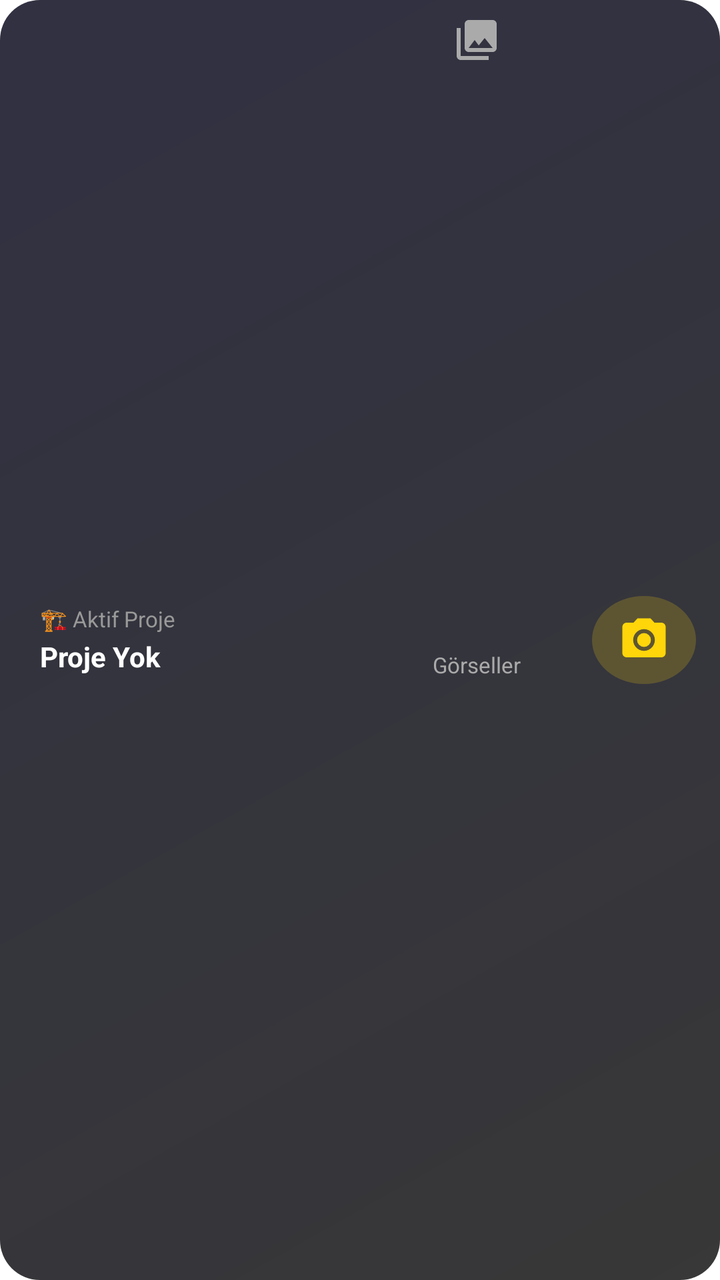
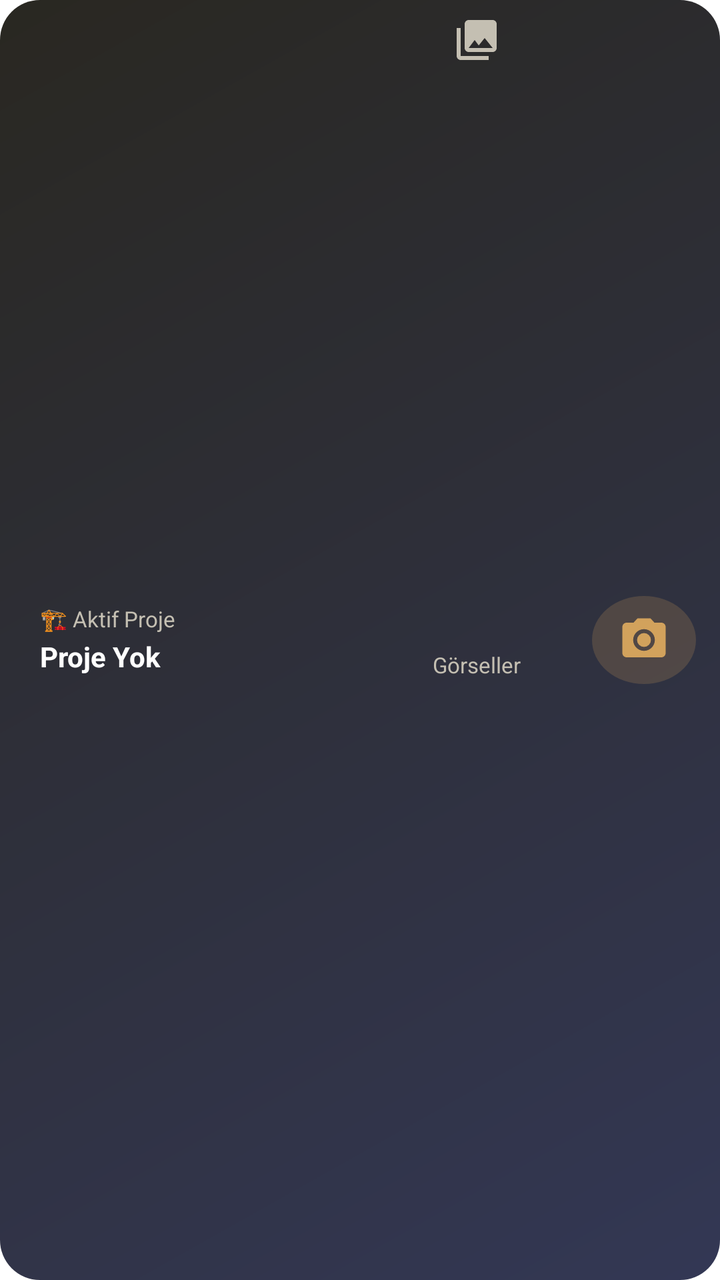

Before-and-after screenshots of an Android layout around one commit, followed by the original layout XML and the change that was made.
<!-- AndroidManifest.xml: application theme Theme.PhotoReport -->
<!-- res/layout/widget_photoreport.xml -->
<?xml version="1.0" encoding="utf-8"?>
<LinearLayout xmlns:android="http://schemas.android.com/apk/res/android"
    xmlns:app="http://schemas.android.com/apk/res-auto"
    android:layout_width="match_parent"
    android:layout_height="match_parent"
    android:orientation="horizontal"
    android:padding="8dp"
    android:gravity="center_vertical"
    android:baselineAligned="false"
    android:background="@drawable/widget_bg">

    
    <LinearLayout
        android:id="@+id/widget_left_area"
        android:layout_width="0dp"
        android:layout_height="match_parent"
        android:layout_weight="1.5"
        android:orientation="vertical"
        android:gravity="center_vertical"
        android:paddingStart="12dp"
        android:paddingEnd="8dp">

        <TextView
            android:layout_width="wrap_content"
            android:layout_height="wrap_content"
            android:text="@string/widget_active_project"
            android:textSize="11sp"
            android:textColor="#999999" />

        <TextView
            android:id="@+id/widget_project_name"
            android:layout_width="wrap_content"
            android:layout_height="wrap_content"
            android:text="@string/widget_no_project"
            android:textSize="14sp"
            android:textStyle="bold"
            android:textColor="#FFFFFF"
            android:maxLines="1"
            android:ellipsize="end"
            android:layout_marginTop="2dp" />
    </LinearLayout>

    
    <TextView
        android:id="@+id/widget_middle_area"
        android:layout_width="0dp"
        android:layout_height="match_parent"
        android:layout_weight="1"
        android:gravity="center"
        android:paddingLeft="4dp"
        android:paddingRight="4dp"
        app:drawableTopCompat="@drawable/ic_widget_gallery"
        android:drawablePadding="1dp"
        android:text="@string/widget_images"
        android:textSize="11sp"
        android:textColor="#AAAAAA" />

    
    <FrameLayout
        android:id="@+id/widget_camera_btn"
        android:layout_width="52dp"
        android:layout_height="44dp"
        android:layout_marginEnd="4dp"
        android:background="@drawable/widget_camera_circle">

        <ImageView
            android:layout_width="26dp"
            android:layout_height="26dp"
            android:layout_gravity="center"
            android:src="@drawable/ic_widget_camera"
            android:contentDescription="@string/widget_camera_desc" />
    </FrameLayout>

</LinearLayout>
<!-- resources referenced by this layout -->
<resources>
  <!-- drawable ic_widget_camera (drawable) -->
  <?xml version="1.0" encoding="utf-8"?>
  <vector xmlns:android="http://schemas.android.com/apk/res/android"
      android:width="24dp"
      android:height="24dp"
      android:viewportWidth="24"
      android:viewportHeight="24">
      <path
          android:fillColor="#FFD60A"
          android:pathData="M12,12m-3.2,0a3.2,3.2 0,1 1,6.4 0a3.2,3.2 0,1 1,-6.4 0"/>
      <path
          android:fillColor="#FFD60A"
          android:pathData="M9,2L7.17,4H4C2.9,4 2,4.9 2,6v12c0,1.1 0.9,2 2,2h16c1.1,0 2,-0.9 2,-2V6c0,-1.1 -0.9,-2 -2,-2h-3.17L15,2H9zM12,17c-2.76,0 -5,-2.24 -5,-5s2.24,-5 5,-5 5,2.24 5,5 -2.24,5 -5,5z"/>
  </vector>
  <!-- drawable ic_widget_gallery (drawable) -->
  <?xml version="1.0" encoding="utf-8"?>
  <vector xmlns:android="http://schemas.android.com/apk/res/android"
      android:width="24dp"
      android:height="24dp"
      android:viewportWidth="24"
      android:viewportHeight="24">
      <path
          android:fillColor="#AAAAAA"
          android:pathData="M22,16V4c0,-1.1 -0.9,-2 -2,-2H8c-1.1,0 -2,0.9 -2,2v12c0,1.1 0.9,2 2,2h12c1.1,0 2,-0.9 2,-2zM11,12l2.03,2.71L16,11l4,5H8l3,-4zM2,6v14c0,1.1 0.9,2 2,2h14v-2H4V6H2z"/>
  </vector>
  <!-- drawable widget_bg (drawable) -->
  <?xml version="1.0" encoding="utf-8"?>
  <shape xmlns:android="http://schemas.android.com/apk/res/android"
      android:shape="rectangle">
      <gradient
          android:startColor="#E6222222"
          android:endColor="#E61A1A2E"
          android:angle="135" />
      <corners android:radius="20dp"/>
  </shape>
  <!-- drawable widget_camera_circle (drawable) -->
  <?xml version="1.0" encoding="utf-8"?>
  <shape xmlns:android="http://schemas.android.com/apk/res/android"
      android:shape="oval">
      <solid android:color="#33FFD60A" />
  </shape>
  <string name="widget_active_project">🏗️ Aktif Proje</string>
  <string name="widget_camera_desc">Kamera</string>
  <string name="widget_images">Görseller</string>
  <string name="widget_no_project">Proje Yok</string>
  <style name="Theme.PhotoReport" parent="Theme.MaterialComponents.DayNight.NoActionBar">
          
          <item name="colorPrimary">@color/primary</item>
          <item name="colorPrimaryVariant">@color/primary_dark</item>
          <item name="colorOnPrimary">@color/white</item>
          
          <item name="colorSecondary">@color/secondary</item>
          <item name="colorOnSecondary">@color/white</item>
          
          <item name="android:statusBarColor">@android:color/transparent</item>
          <item name="android:navigationBarColor">@android:color/transparent</item>
          <item name="android:windowLightStatusBar">true</item>
      </style>
  <color name="primary">#FF2563EB</color>
  <color name="primary_dark">#FF1D4ED8</color>
  <color name="white">#FFFFFFFF</color>
  <color name="secondary">#FF64748B</color>
</resources>

<!-- the commit's change to res/layout/widget_photoreport.xml (unified diff, before → after) -->
@@ -25,7 +25,7 @@
             android:layout_height="wrap_content"
             android:text="@string/widget_active_project"
             android:textSize="11sp"
-            android:textColor="#999999" />
+            android:textColor="#C4BFB2" />
 
         <TextView
             android:id="@+id/widget_project_name"
@@ -53,7 +53,7 @@
         android:drawablePadding="1dp"
         android:text="@string/widget_images"
         android:textSize="11sp"
-        android:textColor="#AAAAAA" />
+        android:textColor="#C4BFB2" />
 
     
     <FrameLayout
<!-- resource entries referenced after the edit -->
@@ -8,10 +8,10 @@
       android:viewportWidth="24"
       android:viewportHeight="24">
       <path
-          android:fillColor="#FFD60A"
+          android:fillColor="#D2A25C"
           android:pathData="M12,12m-3.2,0a3.2,3.2 0,1 1,6.4 0a3.2,3.2 0,1 1,-6.4 0"/>
       <path
-          android:fillColor="#FFD60A"
+          android:fillColor="#D2A25C"
           android:pathData="M9,2L7.17,4H4C2.9,4 2,4.9 2,6v12c0,1.1 0.9,2 2,2h16c1.1,0 2,-0.9 2,-2V6c0,-1.1 -0.9,-2 -2,-2h-3.17L15,2H9zM12,17c-2.76,0 -5,-2.24 -5,-5s2.24,-5 5,-5 5,2.24 5,5 -2.24,5 -5,5z"/>
   </vector>
   <!-- drawable ic_widget_gallery (drawable) -->
@@ -22,7 +22,7 @@
       android:viewportWidth="24"
       android:viewportHeight="24">
       <path
-          android:fillColor="#AAAAAA"
+          android:fillColor="#C4BFB2"
           android:pathData="M22,16V4c0,-1.1 -0.9,-2 -2,-2H8c-1.1,0 -2,0.9 -2,2v12c0,1.1 0.9,2 2,2h12c1.1,0 2,-0.9 2,-2zM11,12l2.03,2.71L16,11l4,5H8l3,-4zM2,6v14c0,1.1 0.9,2 2,2h14v-2H4V6H2z"/>
   </vector>
   <!-- drawable widget_bg (drawable) -->
@@ -30,8 +30,8 @@
   <shape xmlns:android="http://schemas.android.com/apk/res/android"
       android:shape="rectangle">
       <gradient
-          android:startColor="#E6222222"
-          android:endColor="#E61A1A2E"
+          android:startColor="#E61D2242"
+          android:endColor="#E6121009"
           android:angle="135" />
       <corners android:radius="20dp"/>
   </shape>
@@ -39,7 +39,7 @@
   <?xml version="1.0" encoding="utf-8"?>
   <shape xmlns:android="http://schemas.android.com/apk/res/android"
       android:shape="oval">
-      <solid android:color="#33FFD60A" />
+      <solid android:color="#33D2A25C" />
   </shape>
   <string name="widget_active_project">🏗️ Aktif Proje</string>
   <string name="widget_camera_desc">Kamera</string>
@@ -58,9 +58,9 @@
           <item name="android:navigationBarColor">@android:color/transparent</item>
           <item name="android:windowLightStatusBar">true</item>
       </style>
-  <color name="primary">#FF2563EB</color>
-  <color name="primary_dark">#FF1D4ED8</color>
+  <color name="primary">#FF2F386F</color>
+  <color name="primary_dark">#FF1D2242</color>
   <color name="white">#FFFFFFFF</color>
-  <color name="secondary">#FF64748B</color>
+  <color name="secondary">#FFA6712F</color>
 </resources>
 
